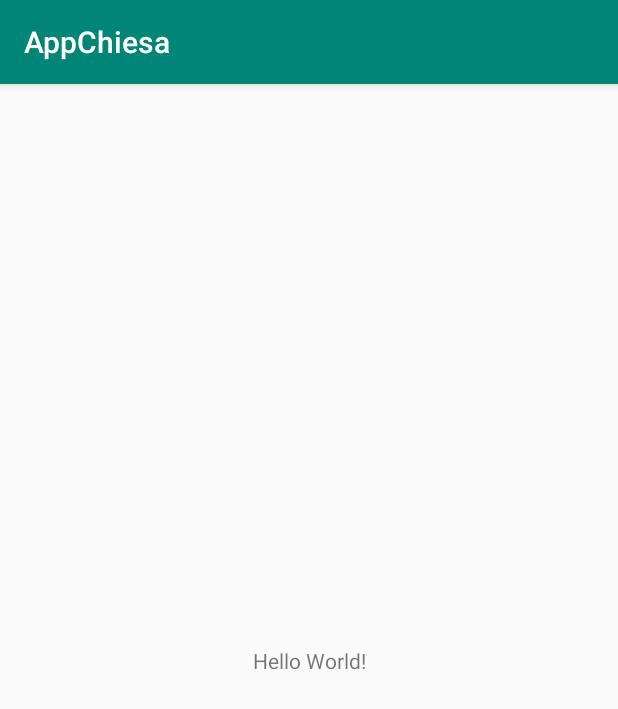
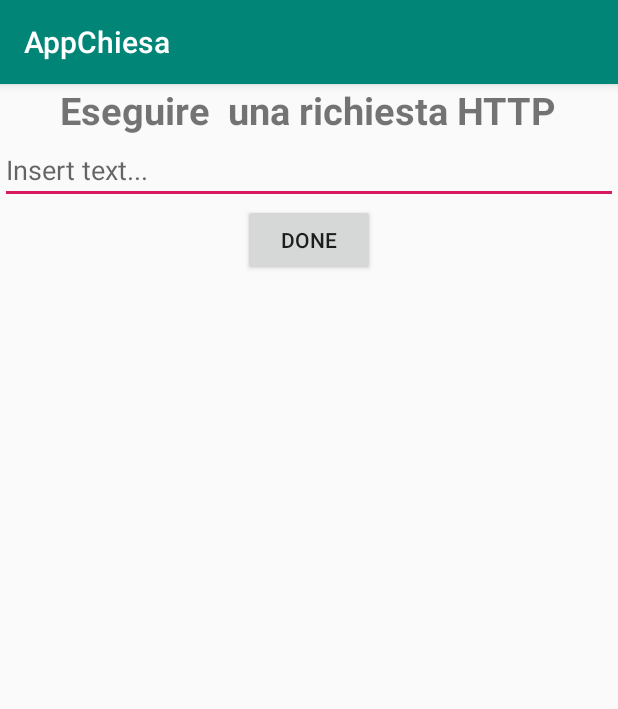
Before and after one commit to simonebenzi/ChiesaGaggiola, an Android app: the screen it shows after launch (MainActivity), on a phone screen of 412 x 824 dp. Shown: the top 709 px of the screen. Run offline under Robolectric (Android 15) with nearby library versions, the phone set to English and light mode, and no system bars.

Commit message:
POST con Volley non funziona --> provare con GET (se volley continua a non funzionare cambiare metodo) Aggiunto sketch Arduino per accensione remota dei LED tramite GET HTTP.

```diff
--- a/AppChiesa/app/build.gradle
+++ b/AppChiesa/app/build.gradle
@@ -23,6 +23,7 @@ dependencies {
     implementation fileTree(dir: 'libs', include: ['*.jar'])
     implementation 'androidx.appcompat:appcompat:1.1.0'
     implementation 'androidx.constraintlayout:constraintlayout:1.1.3'
+    implementation 'com.android.volley:volley:1.1.1'
     testImplementation 'junit:junit:4.12'
     androidTestImplementation 'androidx.test.ext:junit:1.1.1'
     androidTestImplementation 'androidx.test.espresso:espresso-core:3.2.0'
--- a/AppChiesa/app/src/main/AndroidManifest.xml
+++ b/AppChiesa/app/src/main/AndroidManifest.xml
@@ -18,4 +18,5 @@
         </activity>
     </application>
 
+    <uses-permission android:name="android.permission.INTERNET"/>
 </manifest>
--- a/AppChiesa/app/src/main/java/com/simo/appchiesa/MainActivity.java
+++ b/AppChiesa/app/src/main/java/com/simo/appchiesa/MainActivity.java
@@ -2,13 +2,40 @@ package com.simo.appchiesa;
 
 import androidx.appcompat.app.AppCompatActivity;
 
+import android.content.Context;
 import android.os.Bundle;
+import android.view.View;
+import android.widget.Button;
+import android.widget.EditText;
+
+import com.simo.appchiesa.Arduino.ArduinoConnection;
 
 public class MainActivity extends AppCompatActivity {
+
+    EditText etUrl = null;
+    ArduinoConnection arduino = null;
+    Button bttRequest = null;
+    Context context = null;
+
 
     @Override
     protected void onCreate(Bundle savedInstanceState) {
         super.onCreate(savedInstanceState);
         setContentView(R.layout.activity_main);
+
+        context = getApplicationContext();
+
+        bttRequest = findViewById(R.id.bttRequest);
+        etUrl = findViewById(R.id.etURL);
+
+        bttRequest.setOnClickListener(new View.OnClickListener() {
+            @Override
+            public void onClick(View v) {
+
+                String insertedIpAddress = etUrl.getText().toString().trim();
+                arduino = new ArduinoConnection(context, "5", insertedIpAddress, "ON");
+                arduino.sendRequest();
+            }
+        });
     }
 }
--- a/AppChiesa/app/src/main/res/layout/activity_main.xml
+++ b/AppChiesa/app/src/main/res/layout/activity_main.xml
@@ -1,18 +1,34 @@
 <?xml version="1.0" encoding="utf-8"?>
-<androidx.constraintlayout.widget.ConstraintLayout xmlns:android="http://schemas.android.com/apk/res/android"
-    xmlns:app="http://schemas.android.com/apk/res-auto"
-    xmlns:tools="http://schemas.android.com/tools"
+<LinearLayout xmlns:android="http://schemas.android.com/apk/res/android"
+    android:orientation="vertical"
+    android:gravity="center_horizontal"
     android:layout_width="match_parent"
-    android:layout_height="match_parent"
-    tools:context=".MainActivity">
+    android:layout_height="match_parent">
 
     <TextView
+        android:id="@+id/tvTitle"
         android:layout_width="wrap_content"
         android:layout_height="wrap_content"
-        android:text="Hello World!"
-        app:layout_constraintBottom_toBottomOf="parent"
-        app:layout_constraintLeft_toLeftOf="parent"
-        app:layout_constraintRight_toRightOf="parent"
-        app:layout_constraintTop_toTopOf="parent" />
+        android:text="Eseguire  una richiesta HTTP"
+        android:textStyle="bold"
+        android:textSize="25dp"/>
 
-</androidx.constraintlayout.widget.ConstraintLayout>
+    <EditText
+        android:id="@+id/etURL"
+        android:layout_width="match_parent"
+        android:layout_height="wrap_content"
+        android:hint="Insert text..."/>
+
+    <Button
+        android:id="@+id/bttRequest"
+        android:layout_width="wrap_content"
+        android:layout_height="wrap_content"
+        android:text="DONE"/>
+
+    <ImageView
+        android:id="@+id/ivImage"
+        android:layout_width="wrap_content"
+        android:layout_height="wrap_content"
+        android:layout_marginTop="50dp"/>
+
+</LinearLayout>
```
Also changed, not shown: AppChiesa/app/src/main/java/com/simo/appchiesa/Arduino/ArduinoConnection.java (+47 -81 lines), 8 other files.
